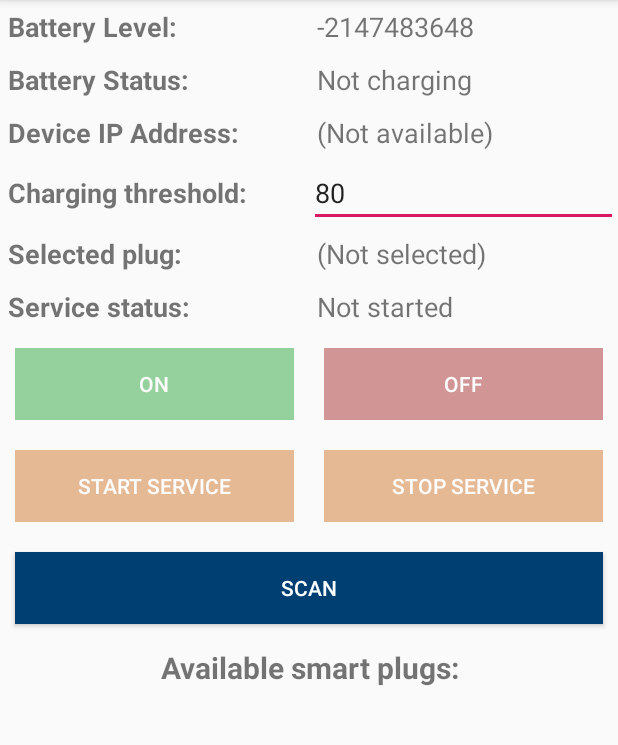
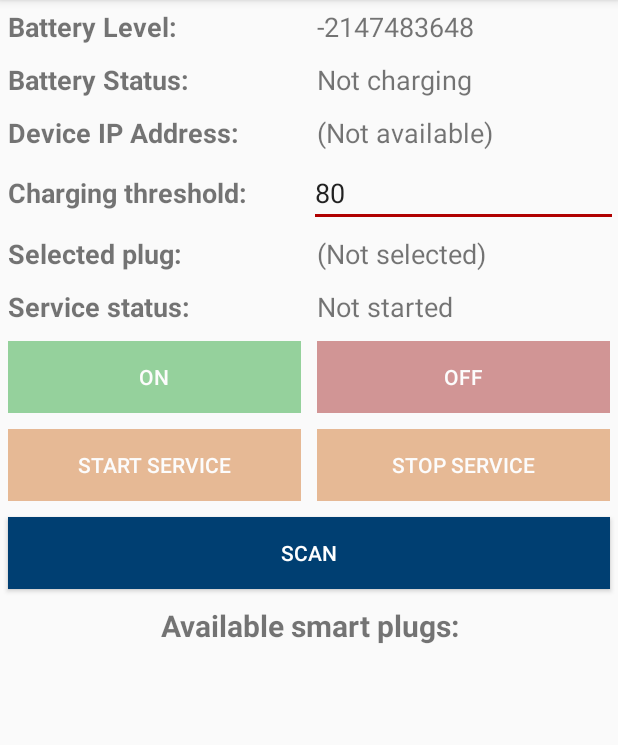
Before and after one commit to yeoweizheng/SafeCharge, an Android app: the screen it shows after launch (MainActivity), on a phone screen of 412 x 824 dp, the part 84-829 px from its top. Run offline under Robolectric (Android 15) with nearby library versions, the phone set to English and light mode, and no system bars; libraries missing offline, so code that uses them is left out: org.apache.commons.

Commit message:
Tweaked button margin & accent colour

```diff
--- a/app/src/main/res/layout/activity_main.xml
+++ b/app/src/main/res/layout/activity_main.xml
@@ -79,7 +79,7 @@
             android:layout_weight="1"
             android:background="@color/colorGreen"
             android:textColor="@android:color/white"
-            android:layout_margin="10dp"
+            android:layout_margin="5dp"
             android:text="On"/>
         <Button
             android:id="@+id/button_off"
@@ -88,7 +88,7 @@
             android:layout_weight="1"
             android:background="@color/colorRed"
             android:textColor="@android:color/white"
-            android:layout_margin="10dp"
+            android:layout_margin="5dp"
             android:text="Off"/>
     </LinearLayout>
     <LinearLayout
@@ -101,7 +101,7 @@
             android:layout_weight="1"
             android:background="@color/colorOrange"
             android:textColor="@android:color/white"
-            android:layout_margin="10dp"
+            android:layout_margin="5dp"
             android:text="Start Service"/>
         <Button
             android:id="@+id/button_stop_service"
@@ -110,7 +110,7 @@
             android:layout_weight="1"
             android:background="@color/colorOrange"
             android:textColor="@android:color/white"
-            android:layout_margin="10dp"
+            android:layout_margin="5dp"
             android:text="Stop Service"/>
     </LinearLayout>
     <Button
@@ -119,7 +119,7 @@
         android:layout_height="wrap_content"
         android:background="@color/colorPrimaryDark"
         android:textColor="@android:color/white"
-        android:layout_margin="10dp"
+        android:layout_margin="5dp"
         android:text="Scan"></Button>
     <TextView
         android:layout_width="match_parent"
--- a/app/src/main/res/values/colors.xml
+++ b/app/src/main/res/values/colors.xml
@@ -2,7 +2,7 @@
 <resources>
     <color name="colorPrimary">#0061b0</color>
     <color name="colorPrimaryDark">#003f72</color>
-    <color name="colorAccent">#D81B60</color>
+    <color name="colorAccent">#b00000</color>
     <color name="colorGreen">#009612</color>
     <color name="colorRed">#960000</color>
     <color name="colorOrange">#ca5a00</color>
--- a/app/src/main/res/values/styles.xml
+++ b/app/src/main/res/values/styles.xml
@@ -23,5 +23,4 @@
         <item name="android:layout_weight">1</item>
         <item name="android:textStyle">bold</item>
     </style>
-
 </resources>
```
